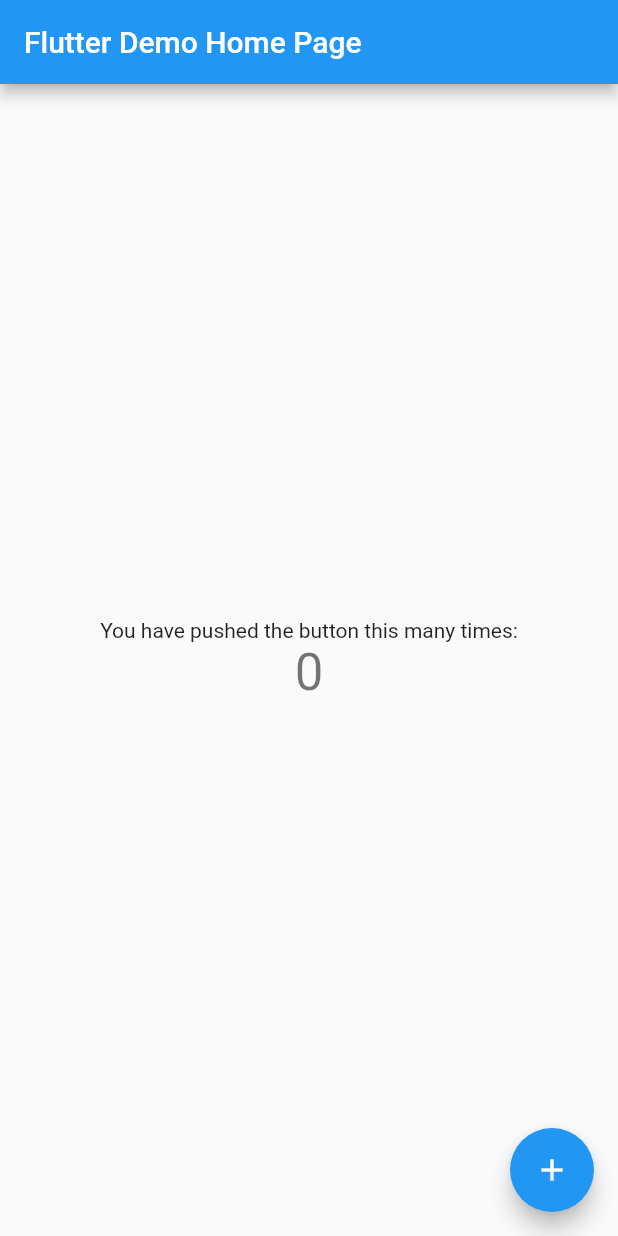
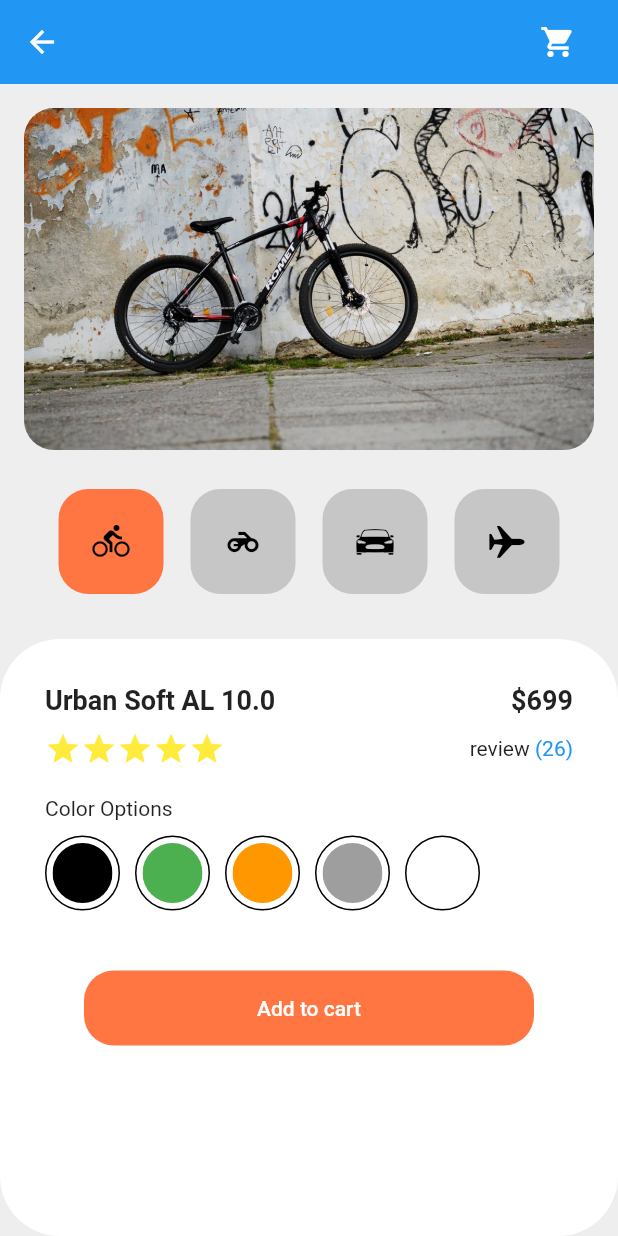
Before and after one commit to MDandersonm/Flutter, a Flutter app: the screen it shows after launch, on a phone screen of 412 x 824 dp. Run offline on Flutter 3.47's test engine with Material 2 defaults, Android fonts, the phone set to English and light mode, and no system bars; our stand-ins replace flutter_svg, validators.

Commit message:
feat : [김영진] 쇼핑카트 앱 메인화면UI [FLUTTER-SHOPPINGCART-01]

```diff
--- a/flutter_shoppingcart/lib/components/shoppingcart_detail.dart
+++ b/flutter_shoppingcart/lib/components/shoppingcart_detail.dart
@@ -0,0 +1,146 @@
+import 'package:flutter/cupertino.dart';
+import 'package:flutter/material.dart';
+import 'package:flutter_shoppingcart/constants.dart';
+
+class ShoppingCartDetail extends StatelessWidget {
+  const ShoppingCartDetail({Key? key}) : super(key: key);
+
+  @override
+  Widget build(BuildContext context) {
+    return Container(
+        decoration: BoxDecoration(
+          color: Colors.white,
+          borderRadius: BorderRadius.circular(40),
+        ),
+        child: Padding(
+          padding: const EdgeInsets.all(30),
+          child: Column(
+            children: [
+              _buildDetailNameAndPrice(),
+              _buildDetailRatingAndReviewCount(),
+              _buildDetailColorOptions(),
+              _buildDetailButton(context),
+            ],
+          ),
+        ));
+  }
+
+  Widget _buildDetailNameAndPrice() {
+    return Padding(
+      padding: const EdgeInsets.only(bottom: 10.0),
+      child: Row(
+        mainAxisAlignment: MainAxisAlignment.spaceBetween,
+        children: [
+          Text("Urban Soft AL 10.0",
+              style: TextStyle(fontSize: 18, fontWeight: FontWeight.bold)),
+          Text("\$699",
+              style: TextStyle(fontSize: 18, fontWeight: FontWeight.bold))
+        ],
+      ),
+    );
+  }
+
+  Widget _buildDetailRatingAndReviewCount() {
+    return Padding(
+      padding: const EdgeInsets.only(bottom: 20),
+      child: Row(
+        children: [
+          Icon(Icons.star, color: Colors.yellow),
+          Icon(Icons.star, color: Colors.yellow),
+          Icon(Icons.star, color: Colors.yellow),
+          Icon(Icons.star, color: Colors.yellow),
+          Icon(Icons.star, color: Colors.yellow),
+          Spacer(),
+          Text("review "),
+          Text("(26)", style: TextStyle(color: Colors.blue)),
+        ],
+      ),
+    );
+  }
+
+  Widget _buildDetailColorOptions() {
+    return Padding(
+      padding: const EdgeInsets.only(bottom: 20),
+      child: Padding(
+        padding: const EdgeInsets.only(bottom: 20.0),
+        child: Column(
+          crossAxisAlignment: CrossAxisAlignment.start,
+          children: [
+            Text("Color Options"),
+            SizedBox(height: 10),
+            Row(
+              children: [
+                _buildDetailIcon(Colors.black),
+                _buildDetailIcon(Colors.green),
+                _buildDetailIcon(Colors.orange),
+                _buildDetailIcon(Colors.grey),
+                _buildDetailIcon(Colors.white),
+              ],
+            ),
+          ],
+        ),
+      ),
+    );
+  }
+
+  //Stack위젯
+  Widget _buildDetailIcon(Color mColor) {
+    return Padding(
+      padding: const EdgeInsets.only(right: 10.0),
+      child: Stack(
+        //자식들이 겹쳐진다.
+        children: [
+          Container(
+            width: 50,
+            height: 50,
+            decoration: BoxDecoration(
+                color: Colors.white,
+                border: Border.all(),
+                shape: BoxShape.circle //아래처럼 해도된다.
+                // borderRadius: BorderRadius.circular(25)
+                ),
+          ),
+          Positioned( //위에 쌓일 모형에 positioned적용
+            // 가운데 규칙: (외부크기 -내부크기)/2
+            left: 5,
+            top: 5,
+            child: ClipOval(  //ClipOver는 위젯이 모양이 잡을 수 있는 속성이 없을때 사용한다.
+              child: Container(
+                width: 40,
+                height: 40,
+                color: mColor,
+              ),
+            ),
+          )
+        ],
+      ),
+    );
+  }
+
+  Widget _buildDetailButton(BuildContext context) {
+    return TextButton(
+      onPressed: () {
+        showCupertinoDialog(//이 함수는 대화상자를 화면에 표시하는 역할을 합니다. 대화상자를 화면에 나타내기 위해서는 배경 화면 뒤로의 모든 것을 가리는 모달 오버레이(modal overlay)와 함께 해당 대화상자를 화면의 최상단에 표시하는 로직이 필요합니다
+            context: context,//어느화면에 띄워줄지 현재위치결정.  위젯의 현재 위치나 앱의 상태에 액세스하는 데 사용됩니다.
+            builder: (context) =>
+                CupertinoAlertDialog(title: Text("장바구니에 담으시겠습니까?"), actions: [ // actions는 CupertinoAlertDialog 위젯에서 사용되는 속성 중 하나로, 대화상자의 하단에 위치하는 일련의 버튼들을 정의합니다.
+                  CupertinoDialogAction(
+                    child: Text("확인"),
+                    onPressed: () {
+                      print("장바구니에 담김");
+                      Navigator.pop(context);
+                    },
+                  )
+                ]));
+      },
+      child: Text("Add to cart", style: TextStyle(color: Colors.white)),
+      style: TextButton.styleFrom(
+          backgroundColor: kAccentColor,
+          minimumSize: Size(300, 50),
+          shape: RoundedRectangleBorder(
+            // 꼭 기억하기.
+            borderRadius: BorderRadius.circular(20),
+          )),
+    );
+  }
+}
--- a/flutter_shoppingcart/lib/components/shoppingcart_header.dart
+++ b/flutter_shoppingcart/lib/components/shoppingcart_header.dart
@@ -0,0 +1,81 @@
+import 'package:flutter/cupertino.dart';
+import 'package:flutter/material.dart';
+import 'package:flutter_shoppingcart/constants.dart';
+
+class ShoppingCartHeader extends StatefulWidget {
+  @override
+  _ShoppingCartHeaderState createState() => _ShoppingCartHeaderState();
+}
+
+class _ShoppingCartHeaderState extends State<ShoppingCartHeader> {
+  int selectedId = 0;
+
+  List<String> selectedPic = [
+    "assets/p1.jpeg",
+    "assets/p2.jpeg",
+    "assets/p3.jpeg",
+    "assets/p4.jpeg",
+  ];
+
+  @override
+  Widget build(BuildContext context) {
+    return Column(
+      children: [
+        _buildHeaderPic(),
+        _buildHeaderSelector(),
+      ],
+    );
+  }
+
+  Widget _buildHeaderPic() {
+    return Padding(
+      padding: const EdgeInsets.all(16),
+      child: ClipRRect(
+        borderRadius: BorderRadius.circular(20),
+        child: AspectRatio(
+            aspectRatio: 5 / 3, //5:3비율
+            child: Image.asset(
+              selectedPic[selectedId],
+              fit: BoxFit.cover, //꽉채우기
+            )),
+      ),
+    );
+  }
+
+  Widget _buildHeaderSelector() {
+    return Padding(
+      padding: const EdgeInsets.only(left: 30, right: 30, top: 10, bottom: 30),
+      child: Row(
+        mainAxisAlignment: MainAxisAlignment.spaceAround,
+        children: [
+          _buildHeaderSelectorButton(0, Icons.directions_bike),
+          _buildHeaderSelectorButton(1, Icons.motorcycle),
+          _buildHeaderSelectorButton(2, CupertinoIcons.car_detailed),
+          _buildHeaderSelectorButton(3, CupertinoIcons.airplane),
+        ],
+      ),
+    );
+  }
+
+  Container _buildHeaderSelectorButton(int id, IconData mIcon) {
+    return Container(
+      width: 70,
+      height: 70,
+      decoration: BoxDecoration(
+        color: id == selectedId ? kAccentColor : kSecondaryColor,
+        borderRadius: BorderRadius.circular(20),
+      ),
+      child: IconButton(
+        icon: Icon(mIcon, color: Colors.black, size: 25),
+        onPressed: () {
+          print("id: $id");
+          print("selected Id :$selectedId");
+          setState(() {
+            //변경할때는 이렇게변경해야 화면이 리랜더링됨
+            selectedId = id;
+          });
+        },
+      ),
+    );
+  }
+}
--- a/flutter_shoppingcart/lib/constants.dart
+++ b/flutter_shoppingcart/lib/constants.dart
@@ -1,4 +1,5 @@
 import 'package:flutter/material.dart';
 
 const kPrimaryColor =Color(0xFFeeeeee);//앱 브랜드 색상
-const kSecondaryColor= Color(0xFFc6c6c6); //버튼색상
+const kSecondaryColor= Color(0xFFc6c6c6); //앱의 보조 색상
+const kAccentColor = Color(0xFFff7643);//버튼색상 , 사용자 상호 색상
--- a/flutter_shoppingcart/lib/main.dart
+++ b/flutter_shoppingcart/lib/main.dart
@@ -1,113 +1,50 @@
 import 'package:flutter/material.dart';
+import 'package:flutter_shoppingcart/components/shoppingcart_detail.dart';
+import 'package:flutter_shoppingcart/components/shoppingcart_header.dart';
+import 'package:flutter_shoppingcart/theme.dart';
 
 void main() {
   runApp(MyApp());
 }
 
 class MyApp extends StatelessWidget {
-  // This widget is the root of your application.
   @override
   Widget build(BuildContext context) {
     return MaterialApp(
-      title: 'Flutter Demo',
-      theme: ThemeData(
-        // This is the theme of your application.
-        //
-        // Try running your application with "flutter run". You'll see the
-        // application has a blue toolbar. Then, without quitting the app, try
-        // changing the primarySwatch below to Colors.green and then invoke
-        // "hot reload" (press "r" in the console where you ran "flutter run",
-        // or simply save your changes to "hot reload" in a Flutter IDE).
-        // Notice that the counter didn't reset back to zero; the application
-        // is not restarted.
-        primarySwatch: Colors.blue,
-      ),
-      home: MyHomePage(title: 'Flutter Demo Home Page'),
+      theme: theme(),
+      home: ShoppingCartPage(),
     );
   }
 }
 
-class MyHomePage extends StatefulWidget {
-  MyHomePage({Key? key, required this.title}) : super(key: key);
-
-  // This widget is the home page of your application. It is stateful, meaning
-  // that it has a State object (defined below) that contains fields that affect
-  // how it looks.
-
-  // This class is the configuration for the state. It holds the values (in this
-  // case the title) provided by the parent (in this case the App widget) and
-  // used by the build method of the State. Fields in a Widget subclass are
-  // always marked "final".
-
-  final String title;
-
+class ShoppingCartPage extends StatelessWidget {
   @override
-  _MyHomePageState createState() => _MyHomePageState();
-}
-
-class _MyHomePageState extends State<MyHomePage> {
-  int _counter = 0;
-
-  void _incrementCounter() {
-    setState(() {
-      // This call to setState tells the Flutter framework that something has
-      // changed in this State, which causes it to rerun the build method below
-      // so that the display can reflect the updated values. If we changed
-      // _counter without calling setState(), then the build method would not be
-      // called again, and so nothing would appear to happen.
-      _counter++;
-    });
+  Widget build(BuildContext context) {
+    return Scaffold(
+        appBar: _buildShoppingCartAppBar(), //_를 붙이면 private 역할 다른곳에서 접근 불가능.
+        body: Column(
+          children: [
+            ShoppingCartHeader(),
+            Expanded(child: ShoppingCartDetail()),//밑에까지 화면 꽉차게 expanded걸어줌
+          ],
+        ));
   }
 
-  @override
-  Widget build(BuildContext context) {
-    // This method is rerun every time setState is called, for instance as done
-    // by the _incrementCounter method above.
-    //
-    // The Flutter framework has been optimized to make rerunning build methods
-    // fast, so that you can just rebuild anything that needs updating rather
-    // than having to individually change instances of widgets.
-    return Scaffold(
-      appBar: AppBar(
-        // Here we take the value from the MyHomePage object that was created by
-        // the App.build method, and use it to set our appbar title.
-        title: Text(widget.title),
-      ),
-      body: Center(
-        // Center is a layout widget. It takes a single child and positions it
-        // in the middle of the parent.
-        child: Column(
-          // Column is also a layout widget. It takes a list of children and
-          // arranges them vertically. By default, it sizes itself to fit its
-          // children horizontally, and tries to be as tall as its parent.
-          //
-          // Invoke "debug painting" (press "p" in the console, choose the
-          // "Toggle Debug Paint" action from the Flutter Inspector in Android
-          // Studio, or the "Toggle Debug Paint" command in Visual Studio Code)
-          // to see the wireframe for each widget.
-          //
-          // Column has various properties to control how it sizes itself and
-          // how it positions its children. Here we use mainAxisAlignment to
-          // center the children vertically; the main axis here is the vertical
-          // axis because Columns are vertical (the cross axis would be
-          // horizontal).
-          mainAxisAlignment: MainAxisAlignment.center,
-          children: <Widget>[
-            Text(
-              'You have pushed the button this many times:',
-            ),
-            Text(
-              '$_counter',
-              style: Theme.of(context).textTheme.headline4,
-            ),
-          ],
-        ),
-      ),
-      floatingActionButton: FloatingActionButton(
-        onPressed: _incrementCounter,
-        tooltip: 'Increment',
-        child: Icon(Icons.add),
-      ), // This trailing comma makes auto-formatting nicer for build methods.
-    );
-  }
+  AppBar _buildShoppingCartAppBar() => AppBar(
+          elevation: 0.0, //그림자 없애기
+          leading: IconButton(
+              icon: Icon(Icons.arrow_back),
+              onPressed: () {
+                print("클릭됨");
+              }),
+          actions: [
+            IconButton(
+                onPressed: () {
+                  print("클릭됨");
+                },
+                icon: Icon(Icons.shopping_cart)),
+            SizedBox(
+              width: 16.0,
+            )
+          ]);
 }
--- a/flutter_shoppingcart/lib/theme.dart
+++ b/flutter_shoppingcart/lib/theme.dart
@@ -0,0 +1,9 @@
+import 'package:flutter/material.dart';
+import 'package:flutter_shoppingcart/constants.dart';
+
+ThemeData theme() {
+  return ThemeData(
+    primaryColor: kPrimaryColor,
+    scaffoldBackgroundColor: kPrimaryColor,
+  );
+}
```
